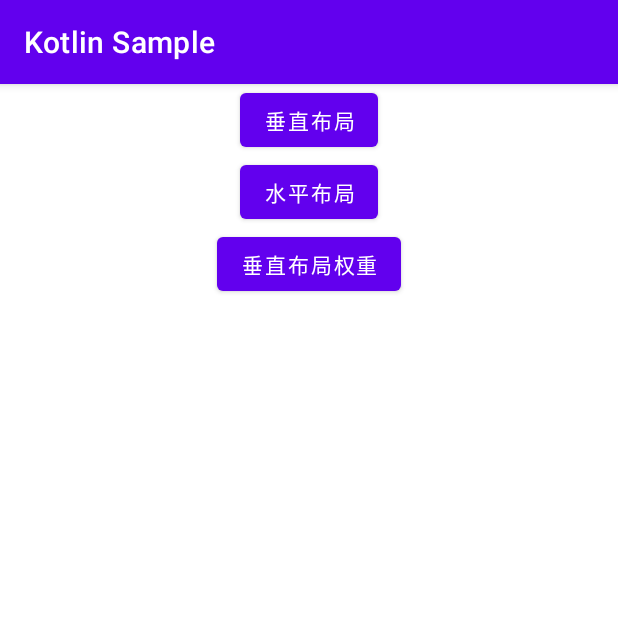
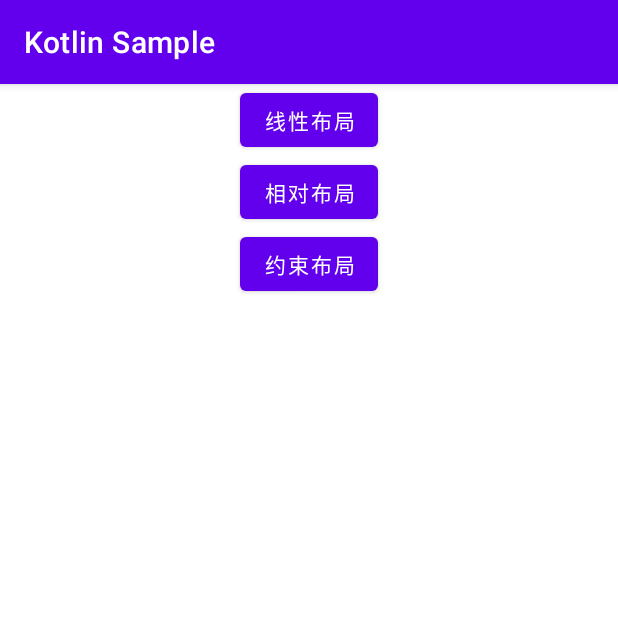
Before and after one commit to JenkingWang/android_kotlin_sample, an Android app: the screen it shows after launch (LinearLayoutActivity before the commit, LayoutActivity after it), after a tap on "布局", on a phone screen of 412 x 824 dp, the top half of it. Run offline under Robolectric (Android 15) with nearby library versions, the phone set to English and light mode, and no system bars.

Commit message:
相对布局完成

```diff
--- a/app/src/main/AndroidManifest.xml
+++ b/app/src/main/AndroidManifest.xml
@@ -16,6 +16,12 @@
         android:roundIcon="@mipmap/ic_launcher_round"
         android:supportsRtl="true"
         android:theme="@style/Theme.KotlinSample">
+        <activity
+            android:name=".layout.LayoutActivity"
+            android:exported="false" />
+        <activity
+            android:name=".layout.RelativeLayoutActivity"
+            android:exported="false" />
         <activity
             android:name=".layout.LinearLayoutVerticalWeightActivity"
             android:exported="false" />
--- a/app/src/main/java/com/example/kotlinsample/MainActivity.kt
+++ b/app/src/main/java/com/example/kotlinsample/MainActivity.kt
@@ -6,7 +6,7 @@ import android.os.Bundle
 import android.widget.Button
 import com.example.kotlinsample.camera.CameraActivity
 import com.example.kotlinsample.dialog.DialogActivity
-import com.example.kotlinsample.layout.LinearLayoutActivity
+import com.example.kotlinsample.layout.LayoutActivity
 import com.example.kotlinsample.permission.PermissionActivity
 
 /**
@@ -55,7 +55,7 @@ class MainActivity : AppCompatActivity() {
          */
         val btnLayout: Button = findViewById(R.id.btn_layout)
         btnLayout.setOnClickListener {
-            val intent = Intent(this, LinearLayoutActivity::class.java)
+            val intent = Intent(this, LayoutActivity::class.java)
             startActivity(intent)
         }
     }
--- /dev/null
+++ b/app/src/main/java/com/example/kotlinsample/layout/LayoutActivity.kt
@@ -0,0 +1,32 @@
+package com.example.kotlinsample.layout
+
+import android.content.Intent
+import androidx.appcompat.app.AppCompatActivity
+import android.os.Bundle
+import android.widget.Button
+import com.example.kotlinsample.R
+
+class LayoutActivity : AppCompatActivity() {
+    override fun onCreate(savedInstanceState: Bundle?) {
+        super.onCreate(savedInstanceState)
+        setContentView(R.layout.activity_layout)
+
+        /**
+         * 点击线性布局
+         */
+        val btnLinearLayout: Button = findViewById(R.id.btn_linear_layout)
+        btnLinearLayout.setOnClickListener {
+            val intent = Intent(this, LinearLayoutActivity::class.java)
+            startActivity(intent)
+        }
+
+        /**
+         * 点击相对布局
+         */
+        val btnRelativeLayout: Button = findViewById(R.id.btn_relative_layout)
+        btnRelativeLayout.setOnClickListener {
+            val intent = Intent(this, RelativeLayoutActivity::class.java)
+            startActivity(intent)
+        }
+    }
+}
--- /dev/null
+++ b/app/src/main/res/layout/activity_layout.xml
@@ -0,0 +1,28 @@
+<?xml version="1.0" encoding="utf-8"?>
+<LinearLayout xmlns:android="http://schemas.android.com/apk/res/android"
+    android:layout_width="match_parent"
+    android:layout_height="match_parent"
+    android:orientation="vertical">
+
+    <Button
+        android:id="@+id/btn_linear_layout"
+        android:layout_width="wrap_content"
+        android:layout_height="wrap_content"
+        android:layout_gravity="center_horizontal"
+        android:text="线性布局"/>
+
+    <Button
+        android:id="@+id/btn_relative_layout"
+        android:layout_width="wrap_content"
+        android:layout_height="wrap_content"
+        android:layout_gravity="center_horizontal"
+        android:text="相对布局"/>
+
+    <Button
+        android:id="@+id/btn_constraint_layout"
+        android:layout_width="wrap_content"
+        android:layout_height="wrap_content"
+        android:layout_gravity="center_horizontal"
+        android:text="约束布局"/>
+
+</LinearLayout>
```
Also changed, not shown: app/src/main/java/com/example/kotlinsample/layout/LinearLayoutActivity.kt (+9 -1 lines), app/src/main/java/com/example/kotlinsample/layout/RelativeLayoutActivity.kt (added, +12 -0 lines), app/src/main/res/layout/activity_layout_relative.xml (added, +95 -0 lines).
